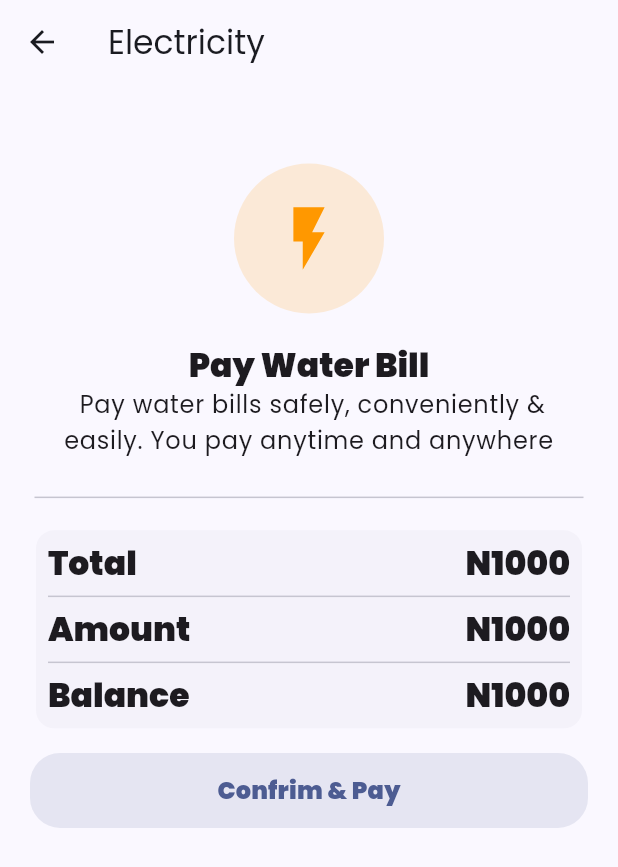
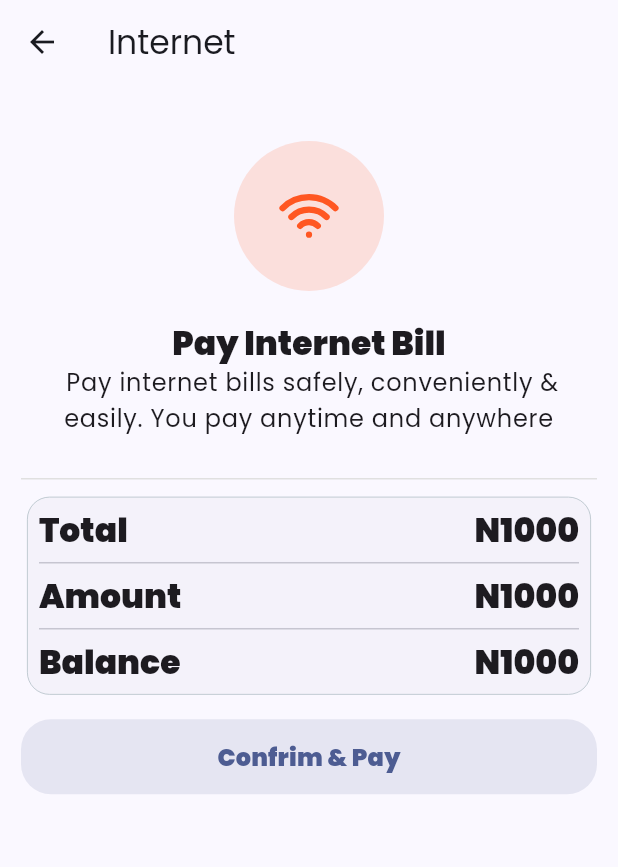
Before and after one commit to gig-codez/10i-mobile-app, a Flutter app: the InternetPay screen opened by its route, after a tap on "Continue", on a phone screen of 412 x 824 dp. Shown: the top 867 px of the screen. Run offline on Flutter 3.47's test engine with Material 3 defaults, Android fonts, the light colour scheme and no system bars; our stand-ins replace flutter_spinkit, flutter_svg, google_fonts, lottie, pinput, pretty_qr_code and 3 more; missing offline and left inert: qr_code_scanner; accounts and stored records are empty.

Commit message:
modified payment page

```diff
--- a/lib/routes/routes.dart
+++ b/lib/routes/routes.dart
@@ -37,7 +37,6 @@ class Routes {
   static String quickInvoice = "/quickInvoice";
   // bills
   static String internet = "/internet";
-  static String confirmPayment = "/confirmPayment";
 
   // function to pop off a page
   static void pop() {
@@ -124,6 +123,5 @@ class Routes {
     electricity: (context) => const Electricity(),
     water: (context) => const Water(),
     internet: (context) => const InternetPay(),
-    confirmPayment: (context) => const ConfirmPaymentPower(),
   };
 }
--- a/lib/screens/home/bills/confirm_payment_power.dart
+++ b/lib/screens/home/bills/confirm_payment_power.dart
@@ -1,64 +1,30 @@
 import "/exports/exports.dart";
+import "widgets/IconWrapper.dart";
 
-class ConfirmPaymentPower extends StatefulWidget {
+class ConfirmPayment extends StatefulWidget {
   final String? title;
   final String? icon;
-  final Color? color;
-  const ConfirmPaymentPower({super.key, this.title, this.icon , this.color});
+  final Color color;
+  const ConfirmPayment({super.key, this.title, this.icon, required this.color});
 
   @override
-  State<ConfirmPaymentPower> createState() => _ConfirmPaymentPowerState();
+  State<ConfirmPayment> createState() => _ConfirmPaymentState();
 }
 
-class _ConfirmPaymentPowerState extends State<ConfirmPaymentPower> {
+class _ConfirmPaymentState extends State<ConfirmPayment> {
   @override
   Widget build(BuildContext context) {
     return Scaffold(
       appBar: AppBar(
-        leading: const BackButton(),
-        forceMaterialTransparency: true,
-        title: const Text("Electricity"),
+        title: Text("${widget.title}"),
       ),
       body: ListView(
-        padding: const EdgeInsets.all(20),
+        padding: const EdgeInsets.fromLTRB(14, 5, 14, 5),
         children: [
-          const SpaceWidget(space: 0.08),
-          Center(
-            child: CircleAvatar(
-              backgroundColor: Colors.orange.withAlpha(40),
-              radius: 50,
-              child: SvgPicture.asset(
-                "assets/svgs/electricity.svg",
-                width: 50,
-                height: 50,
-                color: Colors.orange,
-              ),
-            ),
-          ),
-          const SpaceWidget(space: 0.05),
-          Text.rich(
-            TextSpan(
-              children: [
-                TextSpan(
-                  text: "Pay Water Bill",
-                  style: Theme.of(context)
-                      .textTheme
-                      .titleLarge!
-                      .apply(fontWeightDelta: 25),
-                ),
-                TextSpan(
-                  text:
-                      "\n Pay water bills safely, conveniently & easily. You pay anytime and anywhere",
-                  style: Theme.of(context).textTheme.bodyLarge!,
-                ),
-              ],
-            ),
-            textAlign: TextAlign.center,
-          ),
-          // const SpaceWidget(space: 0.25),
-          const Padding(
-            padding: EdgeInsets.fromLTRB(3, 18, 3, 10),
-            child: Divider(),
+          IconWrapper(
+            icon: widget.icon ?? "",
+            color: widget.color,
+            keyText: widget.title ?? "",
           ),
           const PaymentSummary(),
           const SpaceWidget(),
--- a/lib/screens/home/bills/electricity.dart
+++ b/lib/screens/home/bills/electricity.dart
@@ -70,9 +70,7 @@ class _ElectricityState extends State<Electricity> {
           const SpaceWidget(),
           CustomButton(
             text: "Continue",
-            onPress: () {
-              Routes.push(const ConfirmPaymentPower());
-            },
+            onPress: () {},
           ),
           const SpaceWidget(space: 0.25),
         ],
--- a/lib/screens/home/bills/internet.dart
+++ b/lib/screens/home/bills/internet.dart
@@ -39,7 +39,13 @@ class _InternetPayState extends State<InternetPay> {
             text: "Continue",
             buttonColor: Theme.of(context).primaryColor,
             textColor: Colors.white,
-            onPress: () => Routes.routeTo(Routes.confirmPayment),
+            onPress: () => Routes.pushPageWithRouteAndAnimation(
+              const ConfirmPayment(
+                title: "Internet",
+                icon: "internet",
+                color: Colors.deepOrange,
+              ),
+            ),
           ),
           const SpaceWidget(space: 0.25),
         ],
--- a/lib/screens/home/bills/water.dart
+++ b/lib/screens/home/bills/water.dart
@@ -69,9 +69,7 @@ class _WaterState extends State<Water> {
           const SpaceWidget(),
           CustomButton(
             text: "Continue",
-            onPress: () {
-              Routes.push(const ConfrimPaymentWater());
-            },
+            onPress: () {},
           ),
           const SpaceWidget(space: 0.25),
         ],
--- a/lib/screens/home/services/widget/payment_sumary.dart
+++ b/lib/screens/home/services/widget/payment_sumary.dart
@@ -1,11 +1,19 @@
 import "/exports/exports.dart";
+
 class PaymentSummary extends StatelessWidget {
   const PaymentSummary({super.key});
 
   @override
   Widget build(BuildContext context) {
-    return           Card(
+    return Card(
       elevation: 0,
+      shape: RoundedRectangleBorder(
+        borderRadius: BorderRadius.circular(15.0),
+        side: BorderSide(
+          width: 0.5,
+          color: Colors.blueGrey.shade200,
+        ),
+      ),
       child: Padding(
         padding: const EdgeInsets.all(8.0),
         child: Column(
```
Also changed, not shown: lib/screens/home/services/reward.dart (+8 -5 lines), lib/screens/home/services/electricity.dart (added). Lines whose indentation alone changed are shown as unchanged.
